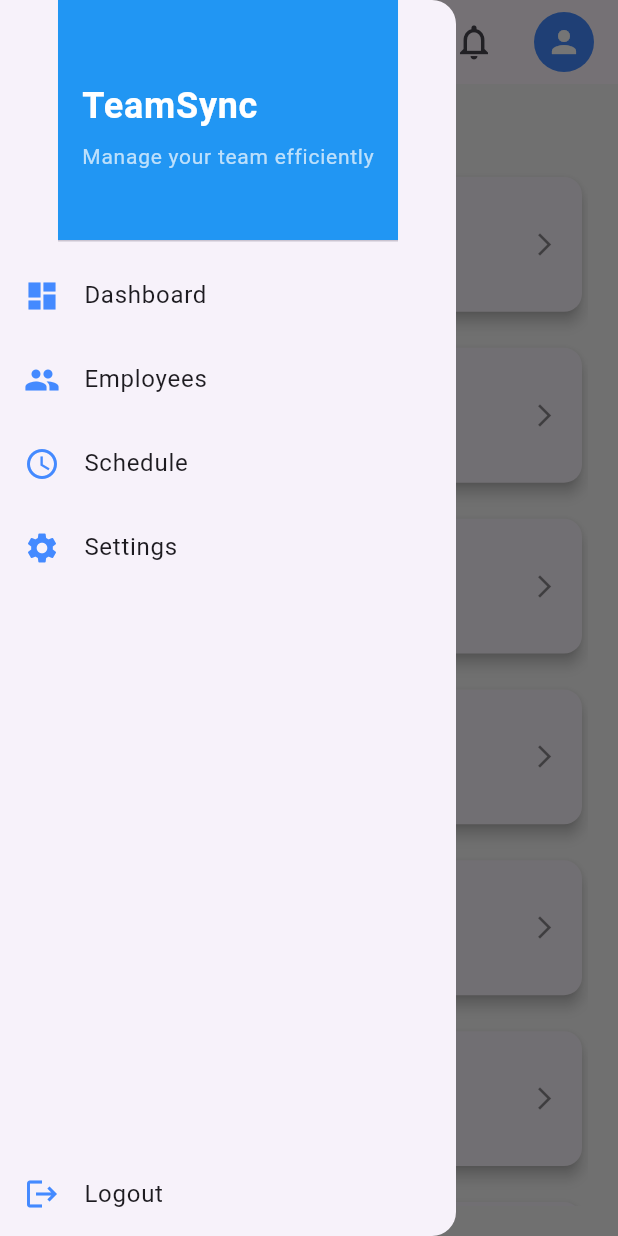
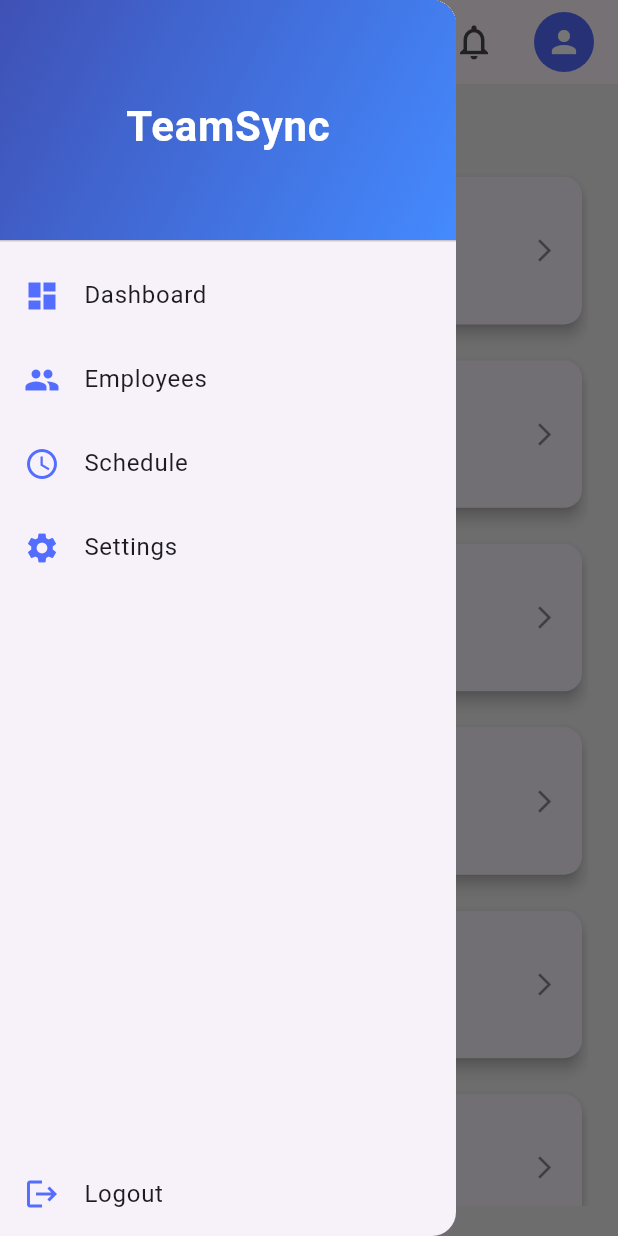
Before and after one commit to emnggprw/teamsync, a Flutter app: the screen it shows after launch, with the side drawer open, on a phone screen of 412 x 824 dp. Run offline on Flutter 3.47's test engine with Material 3 defaults, Android fonts, the phone set to English and light mode, and no system bars.

Commit message:
Updated UI, more responsive

```diff
--- a/lib/main.dart
+++ b/lib/main.dart
@@ -11,8 +11,8 @@
       title: 'TeamSync',
       debugShowCheckedModeBanner: false,
       theme: ThemeData(
-        primarySwatch: Colors.blue,
-        scaffoldBackgroundColor: Colors.grey[100],
+        primarySwatch: Colors.indigo,
+        scaffoldBackgroundColor: Colors.grey[200],
         textTheme: TextTheme(
           titleLarge: TextStyle(fontSize: 22, fontWeight: FontWeight.bold, color: Colors.black87),
           bodyMedium: TextStyle(fontSize: 16, color: Colors.black87),
@@ -30,14 +30,11 @@
       appBar: AppBar(
         title: Text('TeamSync Dashboard', style: TextStyle(fontWeight: FontWeight.bold)),
         actions: [
-          IconButton(
-            icon: Icon(Icons.notifications_none, size: 28),
-            onPressed: () {},
-          ),
+          IconButton(icon: Icon(Icons.notifications_none, size: 28), onPressed: () {}),
           Padding(
             padding: EdgeInsets.symmetric(horizontal: 16.0),
             child: CircleAvatar(
-              backgroundColor: Colors.blueAccent,
+              backgroundColor: Colors.indigoAccent,
               child: Icon(Icons.person, color: Colors.white),
             ),
           ),
@@ -57,24 +54,19 @@
                   child: Column(
                     crossAxisAlignment: CrossAxisAlignment.start,
                     children: [
-                      Text('Employee List', style: Theme.of(context).textTheme.titleLarge), // FIXED
+                      Text('Employee List', style: Theme.of(context).textTheme.titleLarge),
                       SizedBox(height: 10),
                       Expanded(
-                        child: LayoutBuilder(
-                          builder: (context, constraints) {
-                            int crossAxisCount = isWideScreen ? 3 : 1;
-                            return GridView.builder(
+                        child: GridView.builder(
                           gridDelegate: SliverGridDelegateWithFixedCrossAxisCount(
-                                crossAxisCount: crossAxisCount,
+                            crossAxisCount: isWideScreen ? 3 : 1,
                             crossAxisSpacing: 16,
                             mainAxisSpacing: 16,
-                                childAspectRatio: 3.8,
+                            childAspectRatio: 3.5,
                           ),
                           itemCount: 12,
                           itemBuilder: (context, index) {
                             return EmployeeCard(index: index);
-                              },
-                            );
                           },
                         ),
                       ),
@@ -100,15 +92,20 @@
       child: Column(
         children: [
           DrawerHeader(
-            decoration: BoxDecoration(color: Colors.blue),
-            child: Column(
-              crossAxisAlignment: CrossAxisAlignment.start,
-              mainAxisAlignment: MainAxisAlignment.center,
-              children: [
-                Text('TeamSync', style: TextStyle(color: Colors.white, fontSize: 24, fontWeight: FontWeight.bold)),
-                SizedBox(height: 6),
-                Text('Manage your team efficiently', style: TextStyle(color: Colors.white70, fontSize: 14)),
-              ],
+            decoration: BoxDecoration(
+              gradient: LinearGradient(
+                colors: [Colors.indigo, Colors.blueAccent],
+                begin: Alignment.topLeft,
+                end: Alignment.bottomRight,
+              ),
+            ),
+            child: Center(
+              child: Text('TeamSync',
+                  style: TextStyle(
+                    color: Colors.white,
+                    fontSize: 28,
+                    fontWeight: FontWeight.bold,
+                  )),
             ),
           ),
           _drawerItem(icon: Icons.dashboard, text: 'Dashboard', onTap: () {}),
@@ -124,7 +121,7 @@
 
   ListTile _drawerItem({required IconData icon, required String text, required VoidCallback onTap}) {
     return ListTile(
-      leading: Icon(icon, color: Colors.blueAccent),
+      leading: Icon(icon, color: Colors.indigoAccent),
       title: Text(text, style: TextStyle(fontSize: 16)),
       onTap: onTap,
     );
@@ -146,17 +143,30 @@
           children: [
             CircleAvatar(
               radius: 24,
-              backgroundColor: Colors.blueAccent,
-              child: Text('E${index + 1}', style: TextStyle(color: Colors.white, fontWeight: FontWeight.bold)),
+              backgroundColor: Colors.indigoAccent,
+              child: Text('E${index + 1}',
+                  style: TextStyle(color: Colors.white, fontWeight: FontWeight.bold)),
             ),
             SizedBox(width: 16),
             Expanded(
               child: Column(
                 crossAxisAlignment: CrossAxisAlignment.start,
                 children: [
-                  Text('Employee ${index + 1}', style: TextStyle(fontWeight: FontWeight.w500, fontSize: 16)),
+                  FittedBox(
+                    fit: BoxFit.scaleDown,
+                    alignment: Alignment.centerLeft,
+                    child: Text('Employee ${index + 1}',
+                        style: TextStyle(fontWeight: FontWeight.w500, fontSize: 16),
+                        overflow: TextOverflow.ellipsis,
+                        maxLines: 1),
+                  ),
                   SizedBox(height: 4),
-                  Text('Position: Manager', style: TextStyle(fontSize: 14, color: Colors.black54)),
+                  FittedBox(
+                    fit: BoxFit.scaleDown,
+                    alignment: Alignment.centerLeft,
+                    child: Text('Position: Manager',
+                        style: TextStyle(fontSize: 14, color: Colors.black54)),
+                  ),
                 ],
               ),
             ),
```
Lines whose indentation alone changed are shown as unchanged.
